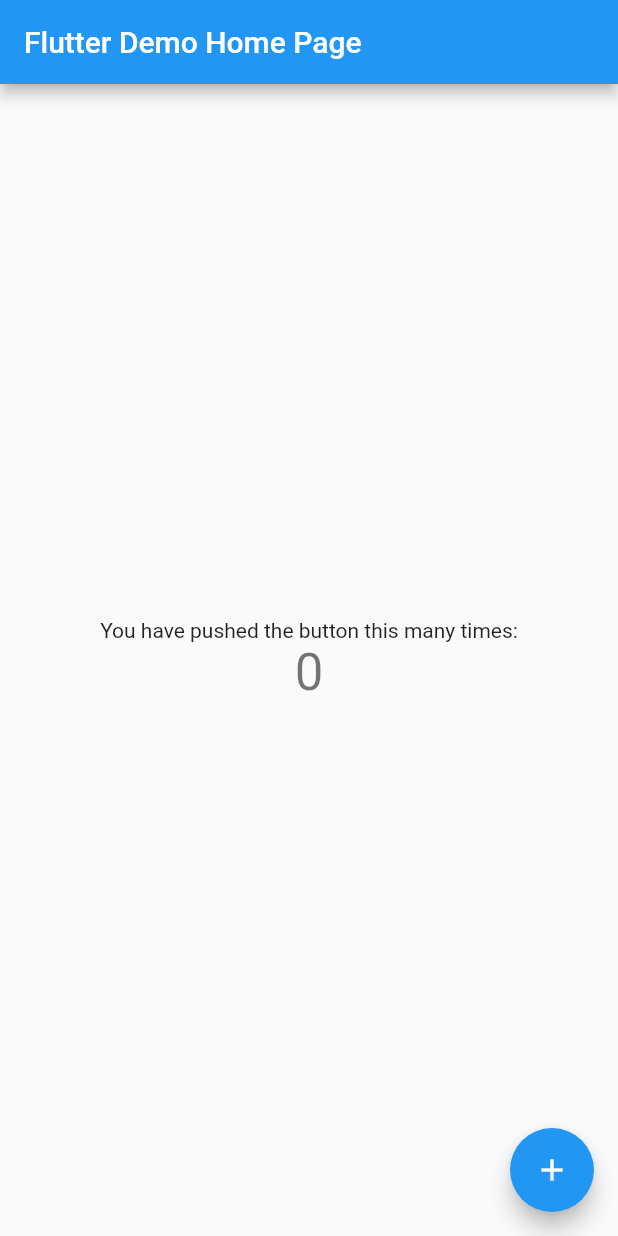
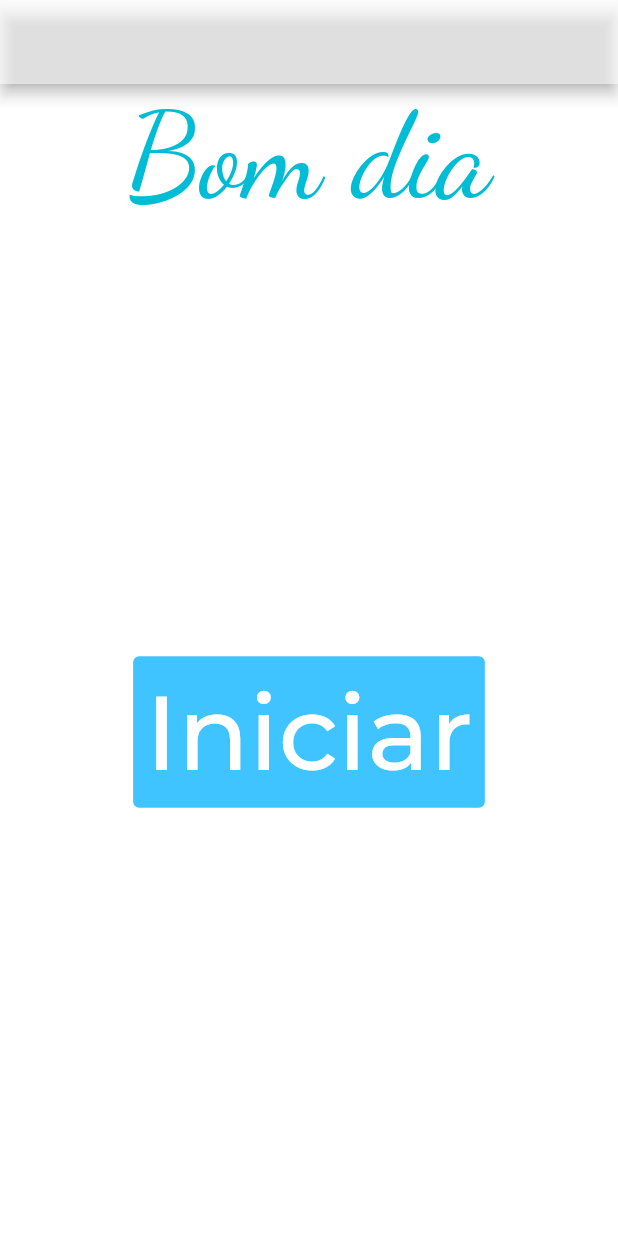
Before and after one commit to gabriel-antonelli/Store-Flutter, a Flutter app: the screen it shows after launch, on a phone screen of 412 x 824 dp. Run offline on Flutter 3.47's test engine with Material 2 defaults, Android fonts, the phone set to English and light mode, and no system bars; our stand-ins replace google_fonts.

Commit message:
inicio dos estudos

```diff
--- /dev/null
+++ b/lib/appWidget.dart
@@ -0,0 +1,15 @@
+import 'package:flutter/material.dart';
+
+import 'homePage.dart';
+
+class AppWidget extends StatelessWidget {
+  @override
+  Widget build(BuildContext context) {
+    return MaterialApp(theme: ThemeData.from(colorScheme:
+    ColorScheme.light(
+      primary: Colors.cyan,
+      onSecondary: Colors.white,
+      secondary: Colors.grey)),
+      home: Home());
+  }
+}
--- /dev/null
+++ b/lib/homePage.dart
@@ -0,0 +1,58 @@
+import 'package:google_fonts/google_fonts.dart';
+import 'package:flutter/material.dart';
+import 'package:flutter/widgets.dart';
+
+class Home extends StatefulWidget {
+  @override
+  State<StatefulWidget> createState() {
+    return HomeState();
+  }
+}
+
+class HomeState extends State<Home> {
+  String teste = checkDateTime();
+
+  @override
+  Widget build(BuildContext context) {
+    return Scaffold(
+      appBar: AppBar(backgroundColor: Colors.white54,),
+        body: Column(children: <Widget>[
+      Container(
+        child: Align(
+            alignment: Alignment.topCenter,
+            child: Text("$teste",
+                style: GoogleFonts.dancingScript(
+                    textStyle: TextStyle(color: Colors.cyan, fontSize: 80)))),
+      ),
+      Expanded(
+          child: Container(
+        child: Center(
+            child: TextButton(
+          onPressed: () {
+            print("click");
+          },
+          child: Text("Iniciar"),
+          style: TextButton.styleFrom(
+              primary: Colors.white,
+              backgroundColor: Colors.lightBlueAccent,
+              textStyle: GoogleFonts.montserrat(
+                  textStyle: TextStyle(
+                      color: Colors.white,
+                      fontSize: 70,
+                      fontWeight: FontWeight.w500))),
+        )),
+      )),
+    ]));
+  }
+}
+
+checkDateTime() {
+  int time = DateTime.now().hour;
+  if (time < 12) {
+    return 'Bom dia';
+  }
+  if (time < 18) {
+    return 'Boa tarde';
+  }
+  return 'Boa noite';
+}
--- a/lib/main.dart
+++ b/lib/main.dart
@@ -1,113 +1,8 @@
 import 'package:flutter/material.dart';
+import 'package:flutter/widgets.dart';
 
-void main() {
-  runApp(MyApp());
+import 'appWidget.dart';
+
+main() {
+  runApp(AppWidget());
 }
-
-class MyApp extends StatelessWidget {
-  // This widget is the root of your application.
-  @override
-  Widget build(BuildContext context) {
-    return MaterialApp(
-      title: 'Flutter Demo',
-      theme: ThemeData(
-        // This is the theme of your application.
-        //
-        // Try running your application with "flutter run". You'll see the
-        // application has a blue toolbar. Then, without quitting the app, try
-        // changing the primarySwatch below to Colors.green and then invoke
-        // "hot reload" (press "r" in the console where you ran "flutter run",
-        // or simply save your changes to "hot reload" in a Flutter IDE).
-        // Notice that the counter didn't reset back to zero; the application
-        // is not restarted.
-        primarySwatch: Colors.blue,
-      ),
-      home: MyHomePage(title: 'Flutter Demo Home Page'),
-    );
-  }
-}
-
-class MyHomePage extends StatefulWidget {
-  MyHomePage({Key key, this.title}) : super(key: key);
-
-  // This widget is the home page of your application. It is stateful, meaning
-  // that it has a State object (defined below) that contains fields that affect
-  // how it looks.
-
-  // This class is the configuration for the state. It holds the values (in this
-  // case the title) provided by the parent (in this case the App widget) and
-  // used by the build method of the State. Fields in a Widget subclass are
-  // always marked "final".
-
-  final String title;
-
-  @override
-  _MyHomePageState createState() => _MyHomePageState();
-}
-
-class _MyHomePageState extends State<MyHomePage> {
-  int _counter = 0;
-
-  void _incrementCounter() {
-    setState(() {
-      // This call to setState tells the Flutter framework that something has
-      // changed in this State, which causes it to rerun the build method below
-      // so that the display can reflect the updated values. If we changed
-      // _counter without calling setState(), then the build method would not be
-      // called again, and so nothing would appear to happen.
-      _counter++;
-    });
-  }
-
-  @override
-  Widget build(BuildContext context) {
-    // This method is rerun every time setState is called, for instance as done
-    // by the _incrementCounter method above.
-    //
-    // The Flutter framework has been optimized to make rerunning build methods
-    // fast, so that you can just rebuild anything that needs updating rather
-    // than having to individually change instances of widgets.
-    return Scaffold(
-      appBar: AppBar(
-        // Here we take the value from the MyHomePage object that was created by
-        // the App.build method, and use it to set our appbar title.
-        title: Text(widget.title),
-      ),
-      body: Center(
-        // Center is a layout widget. It takes a single child and positions it
-        // in the middle of the parent.
-        child: Column(
-          // Column is also a layout widget. It takes a list of children and
-          // arranges them vertically. By default, it sizes itself to fit its
-          // children horizontally, and tries to be as tall as its parent.
-          //
-          // Invoke "debug painting" (press "p" in the console, choose the
-          // "Toggle Debug Paint" action from the Flutter Inspector in Android
-          // Studio, or the "Toggle Debug Paint" command in Visual Studio Code)
-          // to see the wireframe for each widget.
-          //
-          // Column has various properties to control how it sizes itself and
-          // how it positions its children. Here we use mainAxisAlignment to
-          // center the children vertically; the main axis here is the vertical
-          // axis because Columns are vertical (the cross axis would be
-          // horizontal).
-          mainAxisAlignment: MainAxisAlignment.center,
-          children: <Widget>[
-            Text(
-              'You have pushed the button this many times:',
-            ),
-            Text(
-              '$_counter',
-              style: Theme.of(context).textTheme.headline4,
-            ),
-          ],
-        ),
-      ),
-      floatingActionButton: FloatingActionButton(
-        onPressed: _incrementCounter,
-        tooltip: 'Increment',
-        child: Icon(Icons.add),
-      ), // This trailing comma makes auto-formatting nicer for build methods.
-    );
-  }
-}
--- a/pubspec.yaml
+++ b/pubspec.yaml
@@ -21,8 +21,10 @@
   sdk: ">=2.7.0 <3.0.0"
 
 dependencies:
+  google_fonts: ^2.0.0
   flutter:
     sdk: flutter
+
 
 
   # The following adds the Cupertino Icons font to your application.
```
Also changed, not shown: pubspec.lock, 1 other file.
